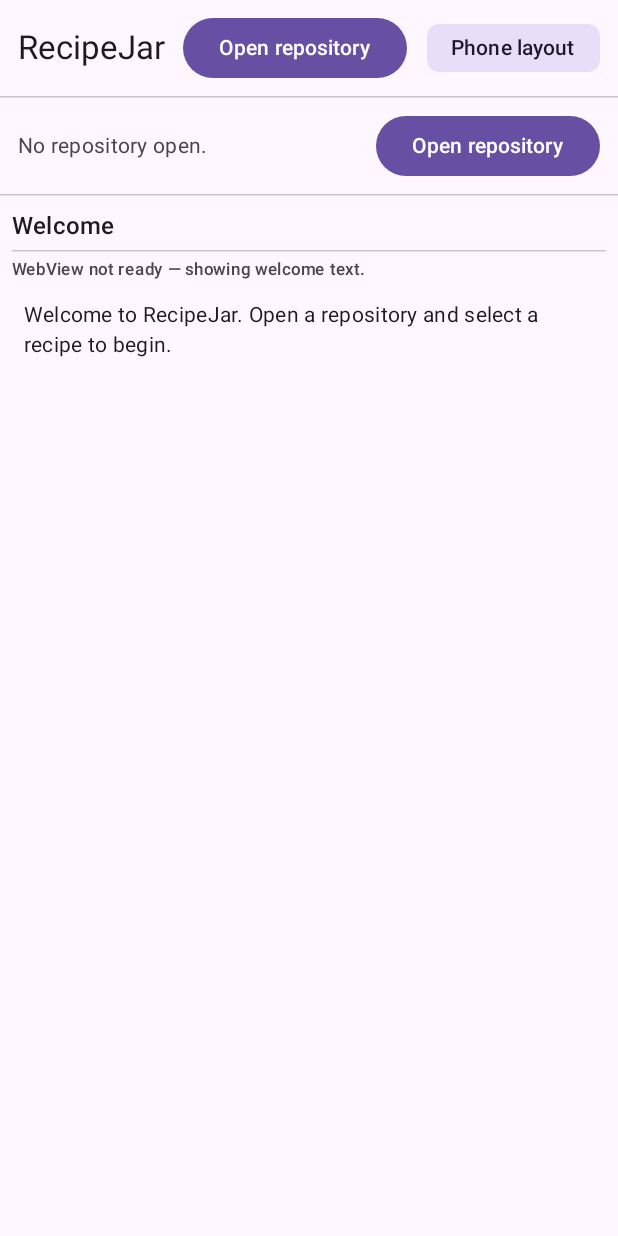
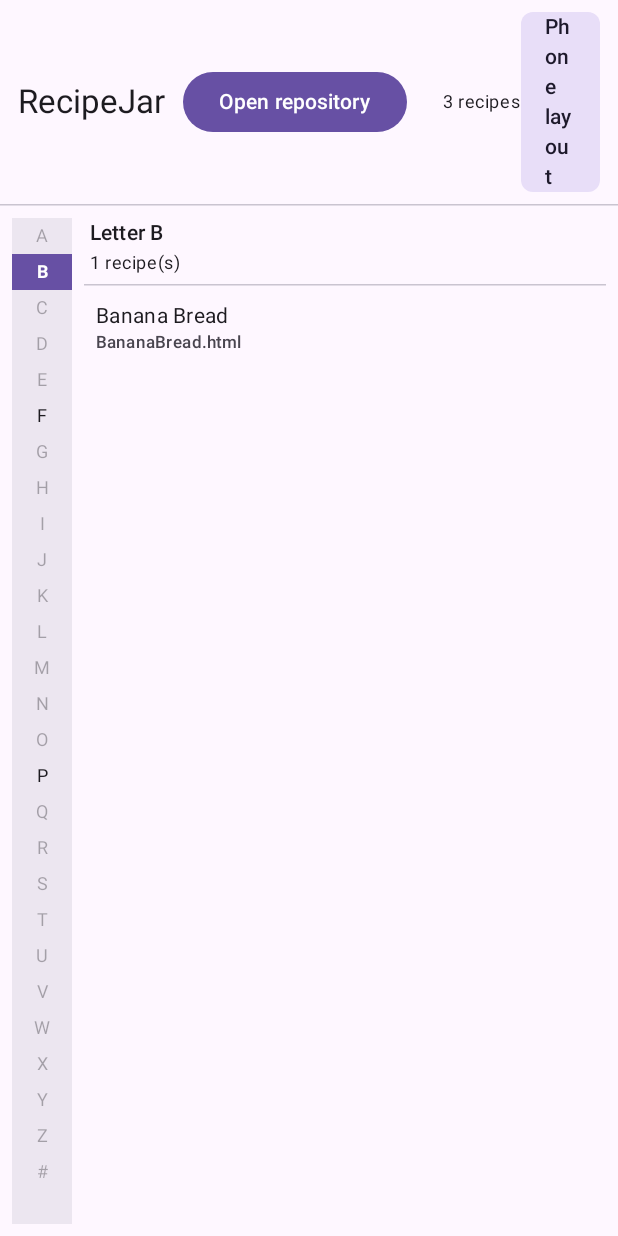
Before and after one commit to jcmcconnel/recipejar, an Android app built with Jetpack Compose: the screen it shows after launch (MainActivity), on a phone screen of 412 x 824 dp. Run offline under Robolectric (Android 15) with nearby library versions, the light colour scheme and no system bars.

Commit message:
Add Android and iOS working prototypes with sample jar and iPad target
Bundle real corpus recipes through SampleRecipeJar/RecipeSerializer, host them
in MobilePrototypeApp on Android and iOS (phone+iPad family), document iPad on
the roadmap, and ship an iosApp Simulator host that launches on device sims.

```diff
--- a/composeApp/src/androidMain/kotlin/recipejar/MainActivity.kt
+++ b/composeApp/src/androidMain/kotlin/recipejar/MainActivity.kt
@@ -6,15 +6,10 @@ import androidx.activity.compose.setContent
 import androidx.compose.foundation.layout.fillMaxSize
 import androidx.compose.material3.MaterialTheme
 import androidx.compose.material3.Surface
-import androidx.compose.runtime.mutableStateOf
-import androidx.compose.runtime.remember
 import androidx.compose.ui.Modifier
 
 /**
- * Android entry point: hosts the shared [App] shell.
- *
- * Phase 1A will wire document pickers / SAF for repository open. This activity
- * proves the Compose Multiplatform Android target compiles and launches the real UI.
+ * Android prototype entry: hosts [MobilePrototypeApp] with real sample recipes.
  */
 class MainActivity : ComponentActivity() {
     override fun onCreate(savedInstanceState: Bundle?) {
@@ -22,23 +17,7 @@ class MainActivity : ComponentActivity() {
         setContent {
             MaterialTheme {
                 Surface(modifier = Modifier.fillMaxSize()) {
-                    val forceCompact = remember { mutableStateOf(true) }
-                    App(
-                        selectedDir = null,
-                        recipes = emptyList(),
-                        selectedFilename = null,
-                        selectedFileUrl = null,
-                        selectedHtml = null,
-                        welcomeHtml = "",
-                        welcomeFileUrl = null,
-                        webViewReady = false,
-                        forceCompactLayout = forceCompact.value,
-                        onForceCompactChange = { forceCompact.value = it },
-                        onOpenRepo = {
-                            // SAF / folder open lands in Phase 1A product work
-                        },
-                        onSelectRecipe = { },
-                    )
+                    MobilePrototypeApp()
                 }
             }
         }
--- /dev/null
+++ b/composeApp/src/commonMain/kotlin/recipejar/MobilePrototypeApp.kt
@@ -0,0 +1,59 @@
+package recipejar
+
+import androidx.compose.runtime.Composable
+import androidx.compose.runtime.getValue
+import androidx.compose.runtime.mutableStateOf
+import androidx.compose.runtime.remember
+import androidx.compose.runtime.setValue
+import recipejar.sample.SampleRecipeJar
+
+/**
+ * Mobile prototype root: loads the bundled sample jar via [SampleRecipeJar] /
+ * [recipejar.html.RecipeSerializer] and hosts the shared [App] shell.
+ *
+ * WebView is off for the first prototype pass; the reader shows parsed HTML text
+ * (same fallback path as desktop when KCEF is not ready).
+ */
+@Composable
+fun MobilePrototypeApp() {
+    val loaded = remember { SampleRecipeJar.loadRecipes() }
+    val items = remember(loaded) {
+        loaded.map { (filename, recipe) ->
+            RecipeListItem(filename = filename, title = recipe.title)
+        }
+    }
+    var selectedFilename by remember { mutableStateOf<String?>(null) }
+    val selectedHtml = selectedFilename?.let { SampleRecipeJar.htmlFor(it) }
+    var forceCompact by remember { mutableStateOf(true) }
+
+    App(
+        selectedDir = "sample://family-jar",
+        recipes = items,
+        selectedFilename = selectedFilename,
+        selectedFileUrl = null,
+        selectedHtml = selectedHtml,
+        welcomeHtml = WELCOME_PROTOTYPE_HTML,
+        welcomeFileUrl = null,
+        webViewReady = false,
+        forceCompactLayout = forceCompact,
+        onForceCompactChange = { forceCompact = it },
+        onOpenRepo = {
+            // Prototype uses the bundled sample jar only; SAF/iCloud open is Phase 1A.
+        },
+        onSelectRecipe = { filename ->
+            selectedFilename = filename
+        },
+        onClearSelection = {
+            selectedFilename = null
+        },
+    )
+}
+
+private val WELCOME_PROTOTYPE_HTML =
+    """
+    <html><body>
+    <h1>RecipeJar</h1>
+    <p>Mobile prototype — sample family recipes loaded from the real HTML serializer.</p>
+    <p>Pick a letter and open a recipe to read ingredients and procedure.</p>
+    </body></html>
+    """.trimIndent()
--- /dev/null
+++ b/shared/src/commonMain/kotlin/recipejar/sample/SampleRecipeJar.kt
@@ -0,0 +1,197 @@
+package recipejar.sample
+import recipejar.domain.Recipe
+import recipejar.html.RecipeSerializer
+
+/**
+ * Bundled sample "family jar" for mobile prototypes.
+ * HTML is real RecipeJar corpus content; titles/body come from [RecipeSerializer.parse].
+ */
+data class SampleRecipeEntry(
+    val filename: String,
+    val html: String,
+)
+
+object SampleRecipeJar {
+    val entries: List<SampleRecipeEntry> = listOf(
+        SampleRecipeEntry(
+            filename = "BananaBread.html",
+            html = """
+<!DOCTYPE html PUBLIC "-//W3C//DTD XHTML 1.0 Transitional//EN" "http://www.w3.org/TR/xhtml1/DTD/xhtml1-transitional.dtd">
+<html>
+  <head>
+    <meta http-equiv="Content-Type" content="text/html; charset=UTF-8"/>
+    <meta name="generator" content="RecipeJar"/>
+    <meta name="labels" content="Bread"/>
+    <meta name="created" content="Sometime before, Sun Jan 17 08:57:23 EST 2010"/>
+    <meta name="last saved" content="Sun Jan 17 12:37:09 EST 2010"/>
+    <meta name="generator" content="RecipeJar"/>
+    <title>Banana Bread</title>
+    <style type="text/css">@import url("style/default.css");</style>
+
+  </head>
+   <body>
+    <div id="header"><h1>Banana Bread</h1></div>
+    <div id="notes-header"><h3>Notes:</h3></div>
+    <div id="notes"><p>     How to Cook Everything.</p>                              </div>
+    <div id="notes-footer"></div>
+    <div id="ingredients-header"><h3>You will need:</h3></div>
+    <div id="ingredients">
+      <ul>
+         <li><span class="qty">8</span> <span class="unit">Tbsps</span> <span class="name">(1 stick) Butter</span></li>
+         <li><span class="qty">1 1/2</span> <span class="unit">Cups</span> <span class="name">white flour</span></li>
+         <li><span class="qty">1/2</span> <span class="unit">Cup</span> <span class="name">whole wheat flour</span></li>
+         <li><span class="qty">1</span> <span class="unit">tsp</span> <span class="name">salt</span></li>
+         <li><span class="qty">1 1/2</span> <span class="unit">tsps</span> <span class="name">baking powder</span></li>
+         <li><span class="qty">3/4</span> <span class="unit">Cup</span> <span class="name">sugar</span></li>
+         <li><span class="qty">2</span> <span class="unit"></span> <span class="name">eggs</span></li>
+         <li><span class="qty">3</span> <span class="unit"></span> <span class="name">very ripe bananas, mashed with a fork until smooth</span></li>
+         <li><span class="qty">1</span> <span class="unit">tsp</span> <span class="name">vanilla extract</span></li>
+         <li><span class="qty">1/2</span> <span class="unit">Cup</span> <span class="name">chopped walnuts or pecans</span></li>
+         <li><span class="qty">1/2</span> <span class="unit">Cup</span> <span class="name">grated dried unsweetened coconut</span></li>
+      </ul>
+
+
+
+    </div>
+    <div id="procedure-header"><h3>Procedure:</h3></div>
+    <div id="procedure"><p>Preheat oven to 350&deg;F.  Grease a 9x5 inch loaf pan.<br/>
+            Mix together the dry ingredients.  Cream the butter and and beat the eggs and             bananas.  Stir this mixture into the dry ingredients; do not mix more than            necessary.  Gently stir in the vanilla, nuts, and coconut.<br/>
+            Pour the batter into the loaf pan and bake for 45 to 60 minutes, until            nicely browned.  A toothpick inserted in the center of the bread will come out            fairly clean when it is done, but because of the bananas this bread will remain            moister than most.  Do not overcook.  Cool on a rack for 15 minutes before             removing from the pan.  To store, wrap in waxed paper. <br/>
+            1 Loaf  </p>                        </div>
+    <div id="browser-footer">
+		  <br/>
+		  <hr/>
+		  Labels: <a href="index.html#Bread">Bread</a><br/>
+	      Last Saved: Sun Jan 17 12:37:09 EST 2010<br/>
+	      Created: Sometime before, Sun Jan 17 08:57:23 EST 2010<br/>
+	      By: Unknown<br/>
+	      Using: <a href="http://code.google.com/p/recipejar/">RecipeJar 5.4 Build 170</a>.
+	      <hr/>
+         <a href="index.html">Index</a>
+      </div>
+  </body>
+</html>
+""",
+        ),
+        SampleRecipeEntry(
+            filename = "Pancakes.html",
+            html = """
+<!DOCTYPE html PUBLIC "-//W3C//DTD XHTML 1.0 Transitional//EN" "http://www.w3.org/TR/xhtml1/DTD/xhtml1-transitional.dtd">
+<html>
+  <head>
+    <meta http-equiv="Content-Type" content="text/html; charset=UTF-8"/>
+    <meta name="generator" content="RecipeJar"/>
+    <meta name="labels" content="Breakfast"/>
+    <meta name="last saved" content="Sun Jan 17 12:37:09 EST 2010"/>
+    <meta name="created" content="Sometime before, Sun Jan 17 08:57:24 EST 2010"/>
+    <meta name="generator" content="RecipeJar"/>
+    <title>Pancakes</title>
+    <style type="text/css">@import url("style/default.css");</style>
+
+  </head>
+   <body>
+    <div id="header"><h1>Pancakes</h1></div>
+    <div id="notes-header"><h3>Notes:</h3></div>
+    <div id="notes"><p>From How to Cook Everything      </p>                                                   </div>
+    <div id="notes-footer"></div>
+    <div id="ingredients-header"><h3>You will need:</h3></div>
+    <div id="ingredients">
+      <ul>
+         <li><span class="qty">2</span> <span class="unit">Cups</span> <span class="name">flour</span></li>
+         <li><span class="qty">1</span> <span class="unit">Tbsp</span> <span class="name">baking powder</span></li>
+         <li><span class="qty">1/2</span> <span class="unit">tsp</span> <span class="name">salt</span></li>
+         <li><span class="qty">1</span> <span class="unit">Tbsp</span> <span class="name">sugar</span></li>
+         <li><span class="qty">1-2</span> <span class="unit"></span> <span class="name">eggs</span></li>
+         <li><span class="qty">1 1/2-2</span> <span class="unit">Cups</span> <span class="name">milk</span></li>
+         <li><span class="qty">3</span> <span class="unit">Tbsps</span> <span class="name">melted butter (to spread on the pancakes), plus some extra for the griddle unless you use oil.</span></li>
+      </ul>
+
+
+
+    </div>
+    <div id="procedure-header"><h3>Procedure:</h3></div>
+    <div id="procedure"><p>Mix dry and wet ingredients seperately.  Then mix together, but not too much, a few lumps are okay.</p>                                                                  </div>
+    <div id="browser-footer">
+		  <br/>
+		  <hr/>
+		  Labels: <a href="index.html#Breakfast">Breakfast</a><br/>
+	      Last Saved: Sun Jan 17 12:37:09 EST 2010<br/>
+	      Created: Sometime before, Sun Jan 17 08:57:24 EST 2010<br/>
+	      By: Unknown<br/>
+	      Using: <a href="http://code.google.com/p/recipejar/">RecipeJar 5.4 Build 170</a>.
+	      <hr/>
+         <a href="index.html">Index</a>
+      </div>
+  </body>
+</html>
+""",
+        ),
+        SampleRecipeEntry(
+            filename = "FrenchToast.html",
+            html = """
+<!DOCTYPE html PUBLIC "-//W3C//DTD XHTML 1.0 Transitional//EN" "http://www.w3.org/TR/xhtml1/DTD/xhtml1-transitional.dtd">
+<html>
+  <head>
+    <meta http-equiv="Content-Type" content="text/html; charset=UTF-8"/>
+    <meta name="generator" content="RecipeJar"/>
+    <meta name="labels" content="Breakfast"/>
+    <meta name="author" content="James McConnel"/>
+    <meta name="userphone" content=""/>
+    <meta name="useremail" content=""/>
+    <meta name="custom" content="James McConnel"/>
+    <meta name="created" content="Tue Jan 26 10:23:30 EST 2010"/>
+    <meta name="last saved" content="Tue Jan 26 10:23:30 EST 2010"/>
+    <title>French Toast</title>
+    <style type="text/css">@import url("style/default.css");</style>
+
+  </head>
+   <body>
+    <div id="header"><h1>French Toast</h1></div>
+    <div id="notes-header"><h3>Notes:</h3></div>
+    <div id="notes">Just got lucky.    </div>
+    <div id="notes-footer"></div>
+    <div id="ingredients-header"><h3>You will need:</h3></div>
+    <div id="ingredients">
+      <ul>
+         <li><span class="qty">1</span> <span class="unit"></span> <span class="name">egg</span></li>
+         <li><span class="qty">1/2-1</span> <span class="unit">tsp</span> <span class="name">Cinnamon</span></li>
+         <li><span class="qty">1-2</span> <span class="unit">Tbsps</span> <span class="name">Sugar</span></li>
+         <li><span class="qty">1/2</span> <span class="unit">tsp</span> <span class="name">Vanilla</span></li>
+         <li><span class="qty">1/3</span> <span class="unit">Cup</span> <span class="name">Milk</span></li>
+         <li><span class="qty">3-4</span> <span class="unit">Tbsps</span> <span class="name">Melted Butter</span></li>
+      </ul>
+    </div>
+    <div id="procedure-header"><h3>Procedure:</h3></div>
+    <div id="procedure">Whip it all together, dunk bread, fry.    </div>
+    <div id="browser-footer">
+		  <br/>
+		  <hr/>
+		  Labels: <a href="index.html#Breakfast">Breakfast</a><br/>
+	      Last Saved: Tue Jan 26 10:23:30 EST 2010<br/>
+	      Created: Tue Jan 26 10:23:30 EST 2010<br/>
+	      By: James McConnel<br/>
+	      Using: <a href="http://code.google.com/p/recipejar/">RecipeJar 5.4 Build 171</a>.
+	      <hr/>
+         <a href="index.html">Index</a>
+      </div>
+  </body>
+</html>
+""",
+        ),
+    )
+
+    /** Parse every sample with the real serializer; drop blank titles. */
+    fun loadRecipes(): List<Pair<String, Recipe>> =
+        entries.mapNotNull { e ->
+            val recipe = RecipeSerializer.parse(e.html)
+            if (recipe.title.isBlank()) null else e.filename to recipe
+        }
+
+    fun listFilenames(): List<String> = loadRecipes().map { it.first }
+
+    fun htmlFor(filename: String): String? =
+        entries.firstOrNull { it.filename == filename }?.html
+
+    fun recipeFor(filename: String): Recipe? =
+        loadRecipes().firstOrNull { it.first == filename }?.second
+}
```
Also changed, not shown: composeApp/build.gradle.kts (+23 -0 lines), 10 other files.
